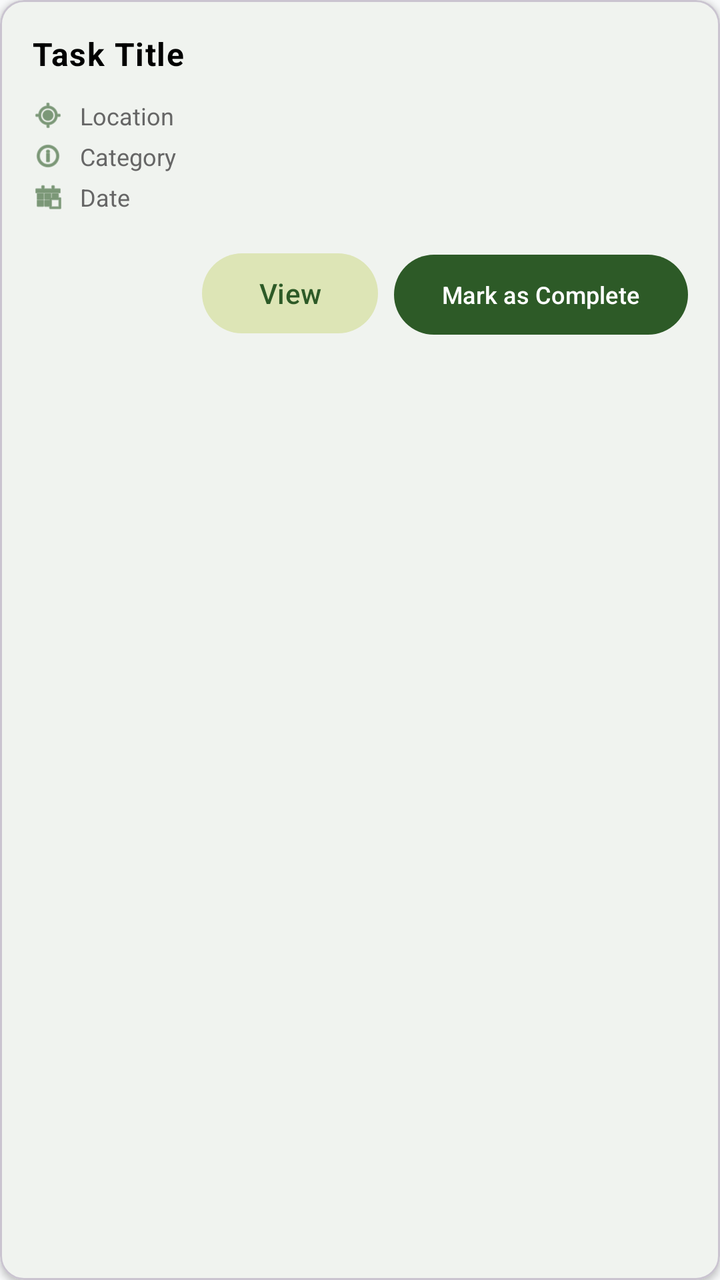
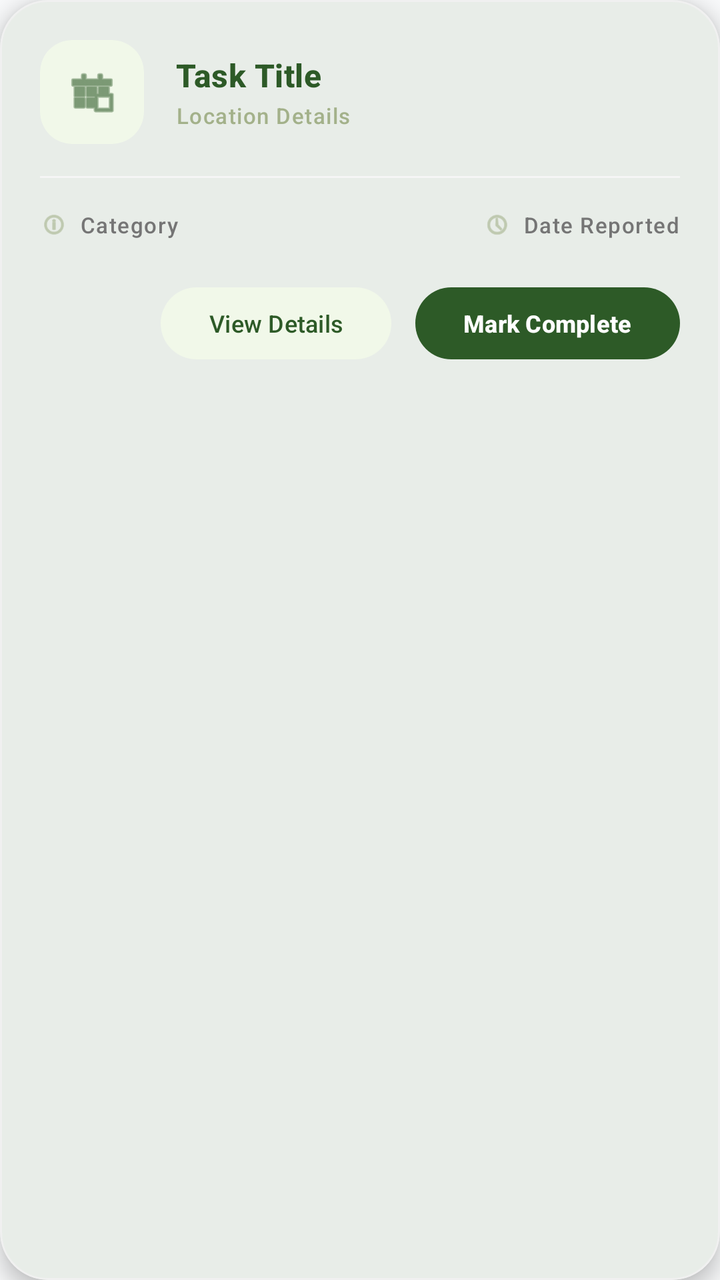

Screens rendered from an Android XML layout before and after an edit, with the pre-edit source and the edit as a unified diff.
<!-- AndroidManifest.xml: application theme Theme.CampusAlert -->
<!-- res/layout/item_task.xml -->
<?xml version="1.0" encoding="utf-8"?>
<com.google.android.material.card.MaterialCardView xmlns:android="http://schemas.android.com/apk/res/android"
    xmlns:app="http://schemas.android.com/apk/res-auto"
    android:layout_width="match_parent"
    android:layout_height="wrap_content"
    android:layout_marginBottom="12dp"
    app:cardCornerRadius="12dp"
    app:cardElevation="2dp">

    <LinearLayout
        android:layout_width="match_parent"
        android:layout_height="wrap_content"
        android:orientation="vertical"
        android:padding="16dp">

        <TextView
            android:id="@+id/task_title"
            android:layout_width="wrap_content"
            android:layout_height="wrap_content"
            android:text="Task Title"
            android:textStyle="bold"
            android:textAppearance="@style/TextAppearance.Material3.BodyLarge"
            android:textColor="@color/black" />

        <LinearLayout android:layout_width="match_parent" android:layout_height="wrap_content" android:layout_marginTop="12dp" android:gravity="center_vertical">
            <ImageView android:layout_width="16dp" android:layout_height="16dp" android:src="@android:drawable/ic_menu_mylocation" app:tint="@color/forest_green"/>
            <TextView android:id="@+id/task_location" android:layout_width="wrap_content" android:layout_height="wrap_content" android:layout_marginStart="8dp" android:text="Location" android:textSize="12sp" android:textColor="#666666"/>
        </LinearLayout>

        <LinearLayout android:layout_width="match_parent" android:layout_height="wrap_content" android:layout_marginTop="4dp" android:gravity="center_vertical">
            <ImageView android:layout_width="16dp" android:layout_height="16dp" android:src="@android:drawable/ic_menu_info_details" app:tint="@color/forest_green"/>
            <TextView android:id="@+id/task_category" android:layout_width="wrap_content" android:layout_height="wrap_content" android:layout_marginStart="8dp" android:text="Category" android:textSize="12sp" android:textColor="#666666"/>
        </LinearLayout>

        <LinearLayout android:layout_width="match_parent" android:layout_height="wrap_content" android:layout_marginTop="4dp" android:gravity="center_vertical">
            <ImageView android:layout_width="16dp" android:layout_height="16dp" android:src="@android:drawable/ic_menu_today" app:tint="@color/forest_green"/>
            <TextView android:id="@+id/task_date" android:layout_width="wrap_content" android:layout_height="wrap_content" android:layout_marginStart="8dp" android:text="Date" android:textSize="12sp" android:textColor="#666666"/>
        </LinearLayout>

        <LinearLayout android:layout_width="match_parent" android:layout_height="wrap_content" android:layout_marginTop="16dp" android:gravity="end">
            <com.google.android.material.button.MaterialButton
                android:id="@+id/btn_view_task"
                style="@style/Widget.Material3.Button.TonalButton"
                android:layout_width="wrap_content"
                android:layout_height="wrap_content"
                android:text="View"
                android:textColor="@color/forest_green"
                app:backgroundTint="@color/soft_sage"
                app:cornerRadius="20dp" />
            <com.google.android.material.button.MaterialButton
                android:id="@+id/btn_complete_task"
                android:layout_width="wrap_content"
                android:layout_height="wrap_content"
                android:layout_marginStart="8dp"
                android:text="Mark as Complete"
                android:textSize="12sp"
                app:backgroundTint="@color/forest_green"
                app:cornerRadius="20dp" />
        </LinearLayout>
    </LinearLayout>
</com.google.android.material.card.MaterialCardView>
<!-- resources referenced by this layout -->
<resources>
  <color name="black">#FF000000</color>
  <color name="forest_green">#2D5A27</color>
  <color name="soft_sage">#DDE5B6</color>
  <style name="Theme.CampusAlert" parent="Base.Theme.CampusAlert" />
  <style name="Base.Theme.CampusAlert" parent="Theme.Material3.DayNight.NoActionBar">
          
          <item name="colorPrimary">@color/primary</item>
          <item name="colorOnPrimary">@color/onPrimary</item>
          
          <item name="colorSecondary">@color/secondary</item>
          <item name="colorOnSecondary">@color/onSecondary</item>
          
          <item name="android:statusBarColor">?attr/colorPrimary</item>
          
          <item name="android:windowBackground">@color/background</item>
          <item name="colorSurface">@color/surface</item>
          
          
          <item name="shapeAppearanceLargeComponent">@style/ShapeAppearance.CampusAlert.Large</item>
          <item name="shapeAppearanceMediumComponent">@style/ShapeAppearance.CampusAlert.Medium</item>
      </style>
  <color name="primary">@color/forest_green</color>
  <color name="onPrimary">@color/white</color>
  <color name="secondary">@color/sage_green</color>
  <color name="onSecondary">@color/black</color>
  <color name="background">@color/light_gray</color>
  <color name="surface">@color/white</color>
  <style name="ShapeAppearance.CampusAlert.Large" parent="ShapeAppearance.Material3.LargeComponent">
          <item name="cornerSize">16dp</item>
      </style>
  <style name="ShapeAppearance.CampusAlert.Medium" parent="ShapeAppearance.Material3.MediumComponent">
          <item name="cornerSize">12dp</item>
      </style>
  <color name="white">#FFFFFFFF</color>
  <color name="sage_green">#A3B18A</color>
  <color name="light_gray">#F8F9FA</color>
</resources>

<!-- the commit's change to res/layout/item_task.xml (unified diff, before → after) -->
@@ -3,59 +3,154 @@
     xmlns:app="http://schemas.android.com/apk/res-auto"
     android:layout_width="match_parent"
     android:layout_height="wrap_content"
-    android:layout_marginBottom="12dp"
-    app:cardCornerRadius="12dp"
-    app:cardElevation="2dp">
+    android:layout_marginHorizontal="16dp"
+    android:layout_marginVertical="8dp"
+    app:cardCornerRadius="24dp"
+    app:cardElevation="6dp"
+    app:strokeWidth="1dp"
+    app:strokeColor="#F0F0F0"
+    app:cardBackgroundColor="@color/white">
 
     <LinearLayout
         android:layout_width="match_parent"
         android:layout_height="wrap_content"
         android:orientation="vertical"
-        android:padding="16dp">
+        android:padding="20dp">
 
-        <TextView
-            android:id="@+id/task_title"
-            android:layout_width="wrap_content"
+        
+        <LinearLayout
+            android:layout_width="match_parent"
             android:layout_height="wrap_content"
-            android:text="Task Title"
-            android:textStyle="bold"
-            android:textAppearance="@style/TextAppearance.Material3.BodyLarge"
-            android:textColor="@color/black" />
+            android:gravity="center_vertical"
+            android:orientation="horizontal">
 
-        <LinearLayout android:layout_width="match_parent" android:layout_height="wrap_content" android:layout_marginTop="12dp" android:gravity="center_vertical">
-            <ImageView android:layout_width="16dp" android:layout_height="16dp" android:src="@android:drawable/ic_menu_mylocation" app:tint="@color/forest_green"/>
-            <TextView android:id="@+id/task_location" android:layout_width="wrap_content" android:layout_height="wrap_content" android:layout_marginStart="8dp" android:text="Location" android:textSize="12sp" android:textColor="#666666"/>
+            <com.google.android.material.card.MaterialCardView
+                android:layout_width="52dp"
+                android:layout_height="52dp"
+                app:cardCornerRadius="16dp"
+                app:cardBackgroundColor="#F1F8E9"
+                app:cardElevation="0dp"
+                app:strokeWidth="0dp">
+                <ImageView
+                    android:layout_width="26dp"
+                    android:layout_height="26dp"
+                    android:layout_gravity="center"
+                    android:src="@android:drawable/ic_menu_today"
+                    app:tint="@color/forest_green" />
+            </com.google.android.material.card.MaterialCardView>
+
+            <LinearLayout
+                android:layout_width="0dp"
+                android:layout_height="wrap_content"
+                android:layout_marginStart="16dp"
+                android:layout_weight="1"
+                android:orientation="vertical">
+
+                <TextView
+                    android:id="@+id/task_title"
+                    android:layout_width="wrap_content"
+                    android:layout_height="wrap_content"
+                    android:text="Task Title"
+                    android:textAppearance="@style/TextAppearance.Material3.TitleMedium"
+                    android:textColor="@color/forest_green"
+                    android:textStyle="bold" />
+
+                <TextView
+                    android:id="@+id/task_location"
+                    android:layout_width="wrap_content"
+                    android:layout_height="wrap_content"
+                    android:layout_marginTop="2dp"
+                    android:text="Location Details"
+                    android:textAppearance="@style/TextAppearance.Material3.LabelSmall"
+                    android:textColor="@color/sage_green" />
+            </LinearLayout>
         </LinearLayout>
 
-        <LinearLayout android:layout_width="match_parent" android:layout_height="wrap_content" android:layout_marginTop="4dp" android:gravity="center_vertical">
-            <ImageView android:layout_width="16dp" android:layout_height="16dp" android:src="@android:drawable/ic_menu_info_details" app:tint="@color/forest_green"/>
-            <TextView android:id="@+id/task_category" android:layout_width="wrap_content" android:layout_height="wrap_content" android:layout_marginStart="8dp" android:text="Category" android:textSize="12sp" android:textColor="#666666"/>
+        
+        <View
+            android:layout_width="match_parent"
+            android:layout_height="1dp"
+            android:layout_marginVertical="16dp"
+            android:background="#F5F5F5" />
+
+        
+        <LinearLayout
+            android:layout_width="match_parent"
+            android:layout_height="wrap_content"
+            android:orientation="horizontal"
+            android:gravity="center_vertical">
+
+            <LinearLayout
+                android:layout_width="0dp"
+                android:layout_height="wrap_content"
+                android:layout_weight="1"
+                android:gravity="center_vertical">
+                <ImageView
+                    android:layout_width="14dp"
+                    android:layout_height="14dp"
+                    android:src="@android:drawable/ic_menu_info_details"
+                    app:tint="@color/sage_green" />
+                <TextView
+                    android:id="@+id/task_category"
+                    android:layout_width="wrap_content"
+                    android:layout_height="wrap_content"
+                    android:layout_marginStart="6dp"
+                    android:text="Category"
+                    android:textAppearance="@style/TextAppearance.Material3.LabelSmall"
+                    android:textColor="#757575" />
+            </LinearLayout>
+
+            <LinearLayout
+                android:layout_width="wrap_content"
+                android:layout_height="wrap_content"
+                android:gravity="center_vertical">
+                <ImageView
+                    android:layout_width="14dp"
+                    android:layout_height="14dp"
+                    android:src="@android:drawable/ic_menu_recent_history"
+                    app:tint="@color/sage_green" />
+                <TextView
+                    android:id="@+id/task_date"
+                    android:layout_width="wrap_content"
+                    android:layout_height="wrap_content"
+                    android:layout_marginStart="6dp"
+                    android:text="Date Reported"
+                    android:textAppearance="@style/TextAppearance.Material3.LabelSmall"
+                    android:textColor="#757575" />
+            </LinearLayout>
         </LinearLayout>
 
-        <LinearLayout android:layout_width="match_parent" android:layout_height="wrap_content" android:layout_marginTop="4dp" android:gravity="center_vertical">
-            <ImageView android:layout_width="16dp" android:layout_height="16dp" android:src="@android:drawable/ic_menu_today" app:tint="@color/forest_green"/>
-            <TextView android:id="@+id/task_date" android:layout_width="wrap_content" android:layout_height="wrap_content" android:layout_marginStart="8dp" android:text="Date" android:textSize="12sp" android:textColor="#666666"/>
-        </LinearLayout>
+        
+        <LinearLayout
+            android:layout_width="match_parent"
+            android:layout_height="wrap_content"
+            android:layout_marginTop="20dp"
+            android:gravity="end">
 
-        <LinearLayout android:layout_width="match_parent" android:layout_height="wrap_content" android:layout_marginTop="16dp" android:gravity="end">
             <com.google.android.material.button.MaterialButton
                 android:id="@+id/btn_view_task"
                 style="@style/Widget.Material3.Button.TonalButton"
                 android:layout_width="wrap_content"
-                android:layout_height="wrap_content"
-                android:text="View"
+                android:layout_height="44dp"
+                android:text="View Details"
+                android:textSize="12sp"
                 android:textColor="@color/forest_green"
-                app:backgroundTint="@color/soft_sage"
-                app:cornerRadius="20dp" />
+                app:backgroundTint="#F1F8E9"
+                app:cornerRadius="22dp" />
+
             <com.google.android.material.button.MaterialButton
                 android:id="@+id/btn_complete_task"
                 android:layout_width="wrap_content"
-                android:layout_height="wrap_content"
-                android:layout_marginStart="8dp"
-                android:text="Mark as Complete"
+                android:layout_height="44dp"
+                android:layout_marginStart="12dp"
+                android:text="Mark Complete"
                 android:textSize="12sp"
+                android:textStyle="bold"
+                android:textColor="@color/white"
                 app:backgroundTint="@color/forest_green"
-                app:cornerRadius="20dp" />
+                app:cornerRadius="22dp"
+                app:elevation="2dp" />
         </LinearLayout>
+
     </LinearLayout>
 </com.google.android.material.card.MaterialCardView>
<!-- resource entries referenced after the edit -->
@@ -2,7 +2,6 @@
 <resources>
   <color name="black">#FF000000</color>
   <color name="forest_green">#2D5A27</color>
-  <color name="soft_sage">#DDE5B6</color>
   <style name="Theme.CampusAlert" parent="Base.Theme.CampusAlert" />
   <style name="Base.Theme.CampusAlert" parent="Theme.Material3.DayNight.NoActionBar">
           
